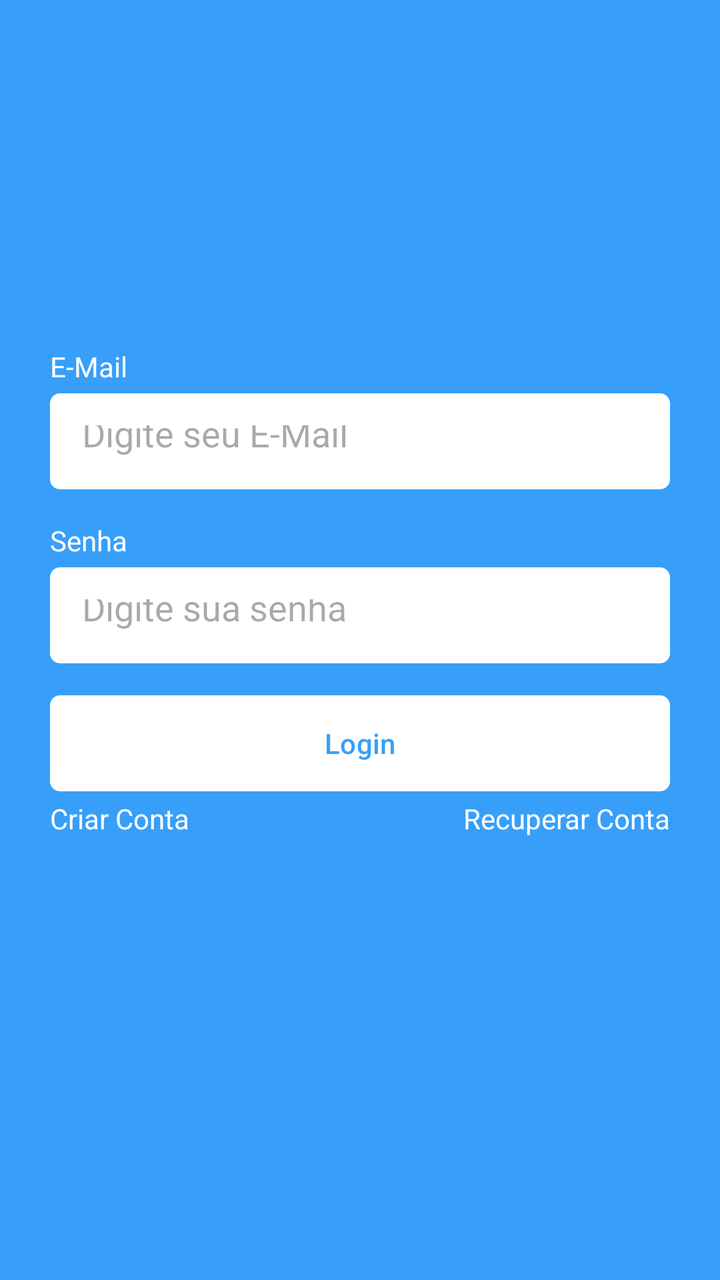
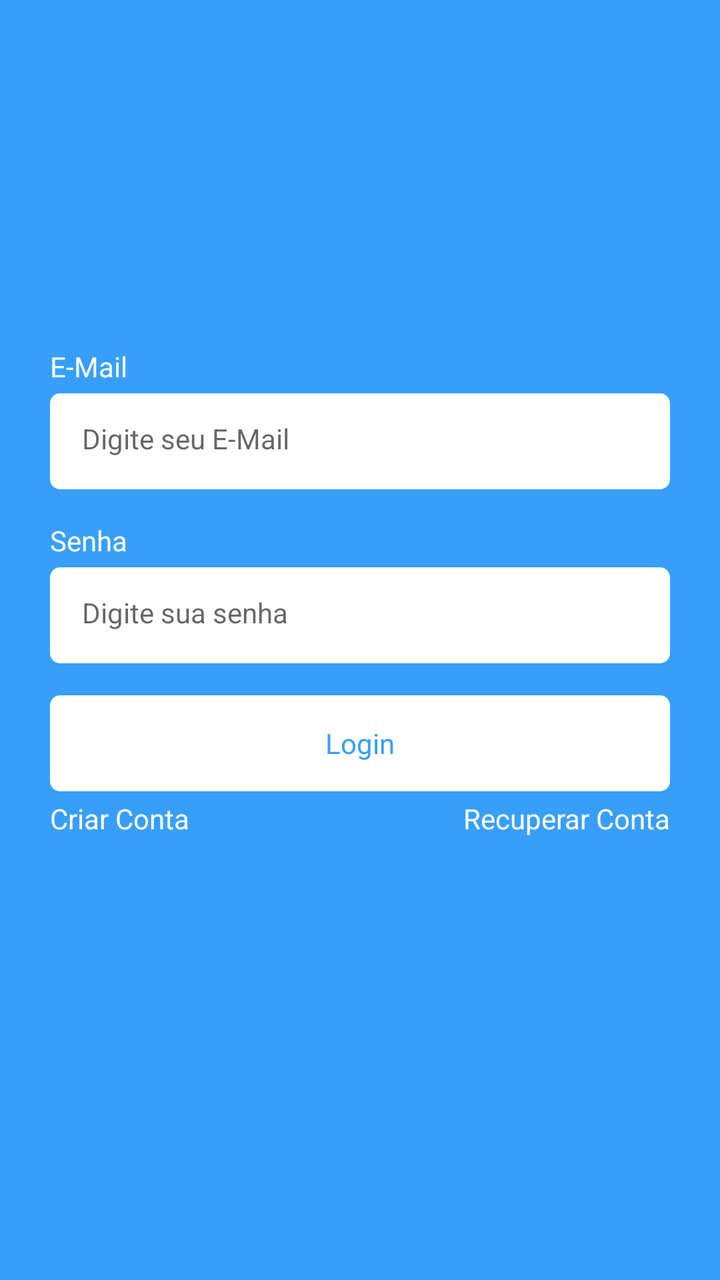

The first picture is an Android layout as it rendered before a commit; the second is the same layout after the commit. The layout source and the unified diff follow.
<!-- AndroidManifest.xml: application theme Theme.Task -->
<!-- res/layout/fragment_login.xml -->
<?xml version="1.0" encoding="utf-8"?>
<androidx.constraintlayout.widget.ConstraintLayout xmlns:android="http://schemas.android.com/apk/res/android"
    xmlns:tools="http://schemas.android.com/tools"
    android:layout_width="match_parent"
    android:layout_height="match_parent"
    xmlns:app="http://schemas.android.com/apk/res-auto"
    tools:context=".ui.auth.LoginFragment">

    
    <LinearLayout
        android:id="@+id/linearLayout"
        android:layout_width="0dp"
        android:layout_height="wrap_content"
        app:layout_constraintBottom_toBottomOf="parent"
        app:layout_constraintEnd_toEndOf="parent"
        app:layout_constraintStart_toStartOf="parent"
        app:layout_constraintTop_toTopOf="parent"
        android:orientation="vertical"
        android:layout_marginHorizontal="25dp">

        <TextView
            android:layout_width="wrap_content"
            android:layout_height="wrap_content"
            android:text="E-Mail"
            android:textColor="@color/white"/>

        <EditText
            android:id="@+id/txtemail"
            android:layout_width="match_parent"
            android:layout_height="48dp"
            android:hint="Digite seu E-Mail"
            android:inputType="textEmailAddress"
            android:padding="16dp"
            android:layout_marginTop="4dp"
            android:background="@drawable/bg_edit_text"/>

        <TextView
            android:layout_width="wrap_content"
            android:layout_height="wrap_content"
            android:text="Senha"
            android:textColor="@color/white"
            android:layout_marginTop="16dp"/>

        <EditText
            android:id="@+id/txtsenha"
            android:layout_width="match_parent"
            android:layout_height="48dp"
            android:hint="Digite sua senha"
            android:inputType="textPassword"
            android:padding="16dp"
            android:layout_marginTop="4dp"
            android:background="@drawable/bg_edit_text"/>

        <com.google.android.material.button.MaterialButton
            android:id="@+id/buttonLogin"
            android:layout_width="match_parent"
            android:layout_height="wrap_content"
            android:text="Login"
            android:textColor="@color/color_default"
            android:backgroundTint="@null"
            android:layout_marginTop="16dp"
            app:backgroundTint="@null"
            android:background="@drawable/bg_btn"/>

        <LinearLayout
            android:layout_width="match_parent"
            android:layout_height="wrap_content"
            android:orientation="horizontal"
            android:layout_marginTop="4dp">

            <TextView
                android:id="@+id/btnRegister"
                android:layout_width="wrap_content"
                android:layout_height="wrap_content"
                android:text="Criar Conta"
                android:layout_weight="1"
                android:textAlignment="textStart"
                android:textColor="@color/white"/>

            <TextView
                android:id="@+id/btnRecover"
                android:layout_width="wrap_content"
                android:layout_height="wrap_content"
                android:text="Recuperar Conta"
                android:layout_weight="1"
                android:textAlignment="textEnd"
                android:textColor="@color/white"/>

        </LinearLayout>

        <ProgressBar
            android:layout_width="wrap_content"
            android:layout_height="wrap_content"
            android:indeterminateTint="@color/white"
            android:layout_gravity="center"
            tools:visibility="visible"
            android:visibility="invisible"/>


    </LinearLayout>

</androidx.constraintlayout.widget.ConstraintLayout>
<!-- resources referenced by this layout -->
<resources>
  <color name="color_default">#379FFA</color>
  <color name="white">#FFFFFFFF</color>
  <!-- drawable bg_btn (drawable) -->
  <?xml version="1.0" encoding="utf-8"?>
  <shape xmlns:android="http://schemas.android.com/apk/res/android"
      android:shape="rectangle">
  
      <solid android:color="@color/white"/>
      <corners android:radius="5dp"/>
  
  </shape>
  <!-- drawable bg_edit_text (drawable) -->
  <?xml version="1.0" encoding="utf-8"?>
  <shape xmlns:android="http://schemas.android.com/apk/res/android"
      android:shape="rectangle">
  
      <solid android:color="@color/white"/>
      <corners android:radius="5dp"/>
  
  </shape>
  <style name="Theme.Task" parent="Base.Theme.Task" />
  <style name="Base.Theme.Task" parent="Theme.Material3.DayNight.NoActionBar">
          
          <item name="colorPrimary">@color/color_default</item>
          <item name="colorPrimaryVariant">@color/color_default</item>
          <item name="android:windowBackground">@color/color_default</item>
      </style>
</resources>

<!-- the commit's change to res/layout/fragment_login.xml (unified diff, before → after) -->
@@ -21,23 +21,23 @@
         <TextView
             android:layout_width="wrap_content"
             android:layout_height="wrap_content"
-            android:text="E-Mail"
+            android:text="@string/email"
             android:textColor="@color/white"/>
 
         <EditText
             android:id="@+id/txtemail"
             android:layout_width="match_parent"
             android:layout_height="48dp"
-            android:hint="Digite seu E-Mail"
+            android:hint="@string/insert_email"
             android:inputType="textEmailAddress"
             android:padding="16dp"
             android:layout_marginTop="4dp"
-            android:background="@drawable/bg_edit_text"/>
+            style="@style/EditTextTheme"/>
 
         <TextView
             android:layout_width="wrap_content"
             android:layout_height="wrap_content"
-            android:text="Senha"
+            android:text="@string/senha"
             android:textColor="@color/white"
             android:layout_marginTop="16dp"/>
 
@@ -45,22 +45,20 @@
             android:id="@+id/txtsenha"
             android:layout_width="match_parent"
             android:layout_height="48dp"
-            android:hint="Digite sua senha"
+            android:hint="@string/insert_password"
             android:inputType="textPassword"
             android:padding="16dp"
             android:layout_marginTop="4dp"
-            android:background="@drawable/bg_edit_text"/>
+            style="@style/EditTextTheme"/>
 
         <com.google.android.material.button.MaterialButton
             android:id="@+id/buttonLogin"
             android:layout_width="match_parent"
             android:layout_height="wrap_content"
-            android:text="Login"
-            android:textColor="@color/color_default"
+            android:text="@string/login_buttom"
             android:backgroundTint="@null"
             android:layout_marginTop="16dp"
-            app:backgroundTint="@null"
-            android:background="@drawable/bg_btn"/>
+            style="@style/ButtomTheme"/>
 
         <LinearLayout
             android:layout_width="match_parent"
@@ -72,7 +70,7 @@
                 android:id="@+id/btnRegister"
                 android:layout_width="wrap_content"
                 android:layout_height="wrap_content"
-                android:text="Criar Conta"
+                android:text="@string/create_account_buttom"
                 android:layout_weight="1"
                 android:textAlignment="textStart"
                 android:textColor="@color/white"/>
@@ -81,7 +79,7 @@
                 android:id="@+id/btnRecover"
                 android:layout_width="wrap_content"
                 android:layout_height="wrap_content"
-                android:text="Recuperar Conta"
+                android:text="@string/recuperar_conta_buttom"
                 android:layout_weight="1"
                 android:textAlignment="textEnd"
                 android:textColor="@color/white"/>
<!-- resource entries referenced after the edit -->
@@ -2,6 +2,24 @@
 <resources>
   <color name="color_default">#379FFA</color>
   <color name="white">#FFFFFFFF</color>
+  <string name="create_account_buttom">Criar Conta</string>
+  <string name="email">E-Mail</string>
+  <string name="insert_email">Digite seu E-Mail</string>
+  <string name="insert_password">Digite sua senha</string>
+  <string name="login_buttom">Login</string>
+  <string name="recuperar_conta_buttom">Recuperar Conta</string>
+  <string name="senha">Senha</string>
+  <style name="ButtomTheme" parent="Theme.MaterialComponents.DayNight.NoActionBar">
+          <item name="android:background">@drawable/bg_btn</item>
+          <item name="android:textAllCaps">false</item>
+          <item name="android:textColor">@color/color_default</item>
+          <item name="backgroundTint">@null</item>
+      </style>
+  <style name="EditTextTheme" parent="Theme.MaterialComponents.DayNight.NoActionBar">
+          <item name="android:background">@drawable/bg_edit_text</item>
+          <item name="android:padding">16dp</item>
+          <item name="android:textSize">14sp</item>
+      </style>
   <!-- drawable bg_btn (drawable) -->
   <?xml version="1.0" encoding="utf-8"?>
   <shape xmlns:android="http://schemas.android.com/apk/res/android"
